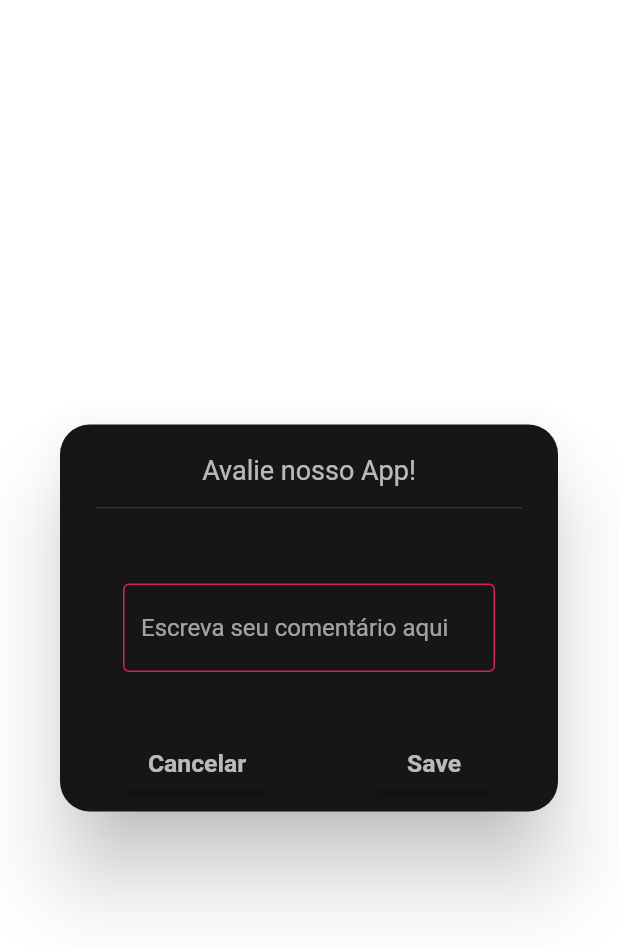
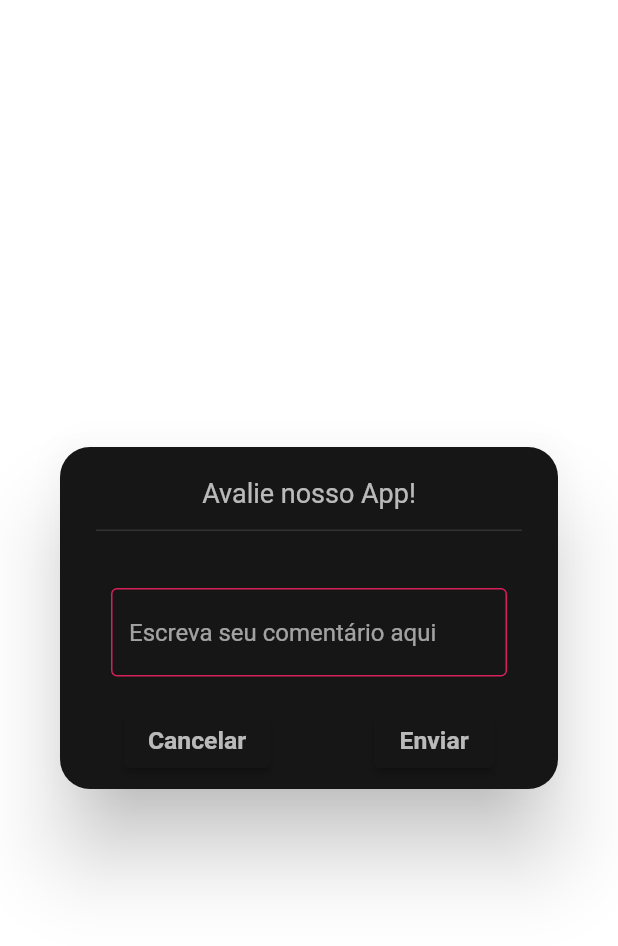
Before and after one commit to carlosctu/HabitsNow, a Flutter app: the NavigationDrawer widget shown alone on an empty page, opened directly, after a tap on "Avalie o aplicativo", on a phone screen of 412 x 824 dp. Shown: the top 946 px of the screen. Run offline on Flutter 3.47's test engine with Material 2 defaults, Android fonts, the phone set to English and light mode, and no system bars; our stand-ins replace sqflite, table_calendar, url_launcher_web; accounts and stored records are empty.

Commit message:
[REFACTOR] Refatored db

```diff
--- a/lib/presenter/home/db/note.dart
+++ b/lib/presenter/home/db/review.dart
@@ -1,6 +1,6 @@
-final String tableNotes = 'notes';
+final String tableReviews = 'notes';
 
-class NoteFields {
+class ReviewsFields {
   static final List<String> values = [
     /// Add all fields
     id, isImportant, number, title, description, time
@@ -14,7 +14,7 @@ class NoteFields {
   static final String time = 'time';
 }
 
-class Note {
+class Review {
   final int? id;
   final bool isImportant;
   final int number;
@@ -22,7 +22,7 @@ class Note {
   final String description;
   final DateTime createdTime;
 
-  const Note({
+  const Review({
     this.id,
     required this.isImportant,
     required this.number,
@@ -31,7 +31,7 @@ class Note {
     required this.createdTime,
   });
 
-  Note copy({
+  Review copy({
     int? id,
     bool? isImportant,
     int? number,
@@ -39,7 +39,7 @@ class Note {
     String? description,
     DateTime? createdTime,
   }) =>
-      Note(
+      Review(
         id: id ?? this.id,
         isImportant: isImportant ?? this.isImportant,
         number: number ?? this.number,
@@ -48,21 +48,21 @@ class Note {
         createdTime: createdTime ?? this.createdTime,
       );
 
-  static Note fromJson(Map<String, Object?> json) => Note(
-        id: json[NoteFields.id] as int?,
-        isImportant: json[NoteFields.isImportant] == 1,
-        number: json[NoteFields.number] as int,
-        title: json[NoteFields.title] as String,
-        description: json[NoteFields.description] as String,
-        createdTime: DateTime.parse(json[NoteFields.time] as String),
+  static Review fromJson(Map<String, Object?> json) => Review(
+        id: json[ReviewsFields.id] as int?,
+        isImportant: json[ReviewsFields.isImportant] == 1,
+        number: json[ReviewsFields.number] as int,
+        title: json[ReviewsFields.title] as String,
+        description: json[ReviewsFields.description] as String,
+        createdTime: DateTime.parse(json[ReviewsFields.time] as String),
       );
 
   Map<String, Object?> toJson() => {
-        NoteFields.id: id,
-        NoteFields.title: title,
-        NoteFields.isImportant: isImportant ? 1 : 0,
-        NoteFields.number: number,
-        NoteFields.description: description,
-        NoteFields.time: createdTime.toIso8601String(),
+        ReviewsFields.id: id,
+        ReviewsFields.title: title,
+        ReviewsFields.isImportant: isImportant ? 1 : 0,
+        ReviewsFields.number: number,
+        ReviewsFields.description: description,
+        ReviewsFields.time: createdTime.toIso8601String(),
       };
 }
--- a/lib/presenter/home/db/pages/note_edit_widget.dart
+++ b/lib/presenter/home/db/widgets/rate_us_alert_box.dart
@@ -1,23 +1,21 @@
 import 'package:flutter/material.dart';
+import '../database.dart';
+import '../review.dart';
+import 'rate_us_form.dart';
+import '../pages/reviews_page.dart';
 
-// import '../db/notes_database_draft.dart';
-import '../database.dart';
-import '../note.dart';
-import '../widgets/rateus_box.dart';
-import 'notes_page.dart';
+class RateUsAlexBox extends StatefulWidget {
+  final Review? note;
 
-class AddEditNotePage extends StatefulWidget {
-  final Note? note;
-
-  const AddEditNotePage({
+  const RateUsAlexBox({
     Key? key,
     this.note,
   }) : super(key: key);
   @override
-  _AddEditNotePageState createState() => _AddEditNotePageState();
+  _RateUsAlexBoxState createState() => _RateUsAlexBoxState();
 }
 
-class _AddEditNotePageState extends State<AddEditNotePage> {
+class _RateUsAlexBoxState extends State<RateUsAlexBox> {
   final _formKey = GlobalKey<FormState>();
   late bool isImportant;
   late int number;
@@ -40,9 +38,9 @@ class _AddEditNotePageState extends State<AddEditNotePage> {
         shape: RoundedRectangleBorder(
           borderRadius: BorderRadius.circular(20),
         ),
-        content: Container(
+        content: SizedBox(
           width: MediaQuery.of(context).size.width,
-          height: 150,
+          height: 120,
           child: Wrap(
             children: [
               Column(
@@ -68,7 +66,7 @@ class _AddEditNotePageState extends State<AddEditNotePage> {
                   ),
                   Form(
                     key: _formKey,
-                    child: NoteFormWidget(
+                    child: RateUsForm(
                       isImportant: isImportant,
                       number: number,
                       title: title,
@@ -104,7 +102,7 @@ class _AddEditNotePageState extends State<AddEditNotePage> {
                   style: TextStyle(
                     fontSize: 16.5,
                     fontWeight: FontWeight.bold,
-                    color: Colors.white70
+                    color: Colors.white70,
                   ),
                 ),
               ),
@@ -114,27 +112,6 @@ class _AddEditNotePageState extends State<AddEditNotePage> {
         ],
       );
 
-  // Scaffold(
-  //       appBar: AppBar(
-  //         actions: [buildButton()],
-  //       ),
-  //       body: Form(
-  //         key: _formKey,
-  //         child: NoteFormWidget(
-  //           isImportant: isImportant,
-  //           number: number,
-  //           title: title,
-  //           description: description,
-  //           onChangedImportant: (isImportant) =>
-  //               setState(() => this.isImportant = isImportant),
-  //           onChangedNumber: (number) => setState(() => this.number = number),
-  //           onChangedTitle: (title) => setState(() => this.title = title),
-  //           onChangedDescription: (description) =>
-  //               setState(() => this.description = description),
-  //         ),
-  //       ),
-  //     );
-
   Widget buildButton() {
     final isFormValid = title.isNotEmpty && description.isNotEmpty;
     return SizedBox(
@@ -143,16 +120,16 @@ class _AddEditNotePageState extends State<AddEditNotePage> {
         style: ElevatedButton.styleFrom(
           onPrimary: Colors.white,
           primary: isFormValid
-              ? Color.fromARGB(255, 213, 32, 89)
+              ? const Color.fromARGB(255, 213, 32, 89)
               : const Color.fromARGB(255, 22, 22, 22),
         ),
         onPressed: addOrUpdateNote,
         child: const Text(
-          'Save',
+          'Enviar',
           style: TextStyle(
             fontSize: 16.5,
             fontWeight: FontWeight.bold,
-            color: Colors.white70
+            color: Colors.white70,
           ),
         ),
       ),
@@ -171,8 +148,7 @@ class _AddEditNotePageState extends State<AddEditNotePage> {
         await addNote();
       }
 
-      Navigator.of(context)
-          .push(MaterialPageRoute(builder: (context) => NotesPage()));
+      Navigator.of(context).pop();
     }
   }
 
@@ -184,11 +160,11 @@ class _AddEditNotePageState extends State<AddEditNotePage> {
       description: description,
     );
 
-    await NotesDatabase.instance.update(note);
+    await ReviewsDatabase.instance.updateReviews(note);
   }
 
   Future addNote() async {
-    final note = Note(
+    final note = Review(
       title: "Anonimo",
       isImportant: true,
       number: number,
@@ -196,6 +172,6 @@ class _AddEditNotePageState extends State<AddEditNotePage> {
       createdTime: DateTime.now(),
     );
 
-    await NotesDatabase.instance.create(note);
+    await ReviewsDatabase.instance.create(note);
   }
 }
--- a/lib/presenter/home/db/widgets/rateus_box.dart
+++ b/lib/presenter/home/db/widgets/rate_us_form.dart
@@ -1,6 +1,6 @@
 import 'package:flutter/material.dart';
 
-class NoteFormWidget extends StatelessWidget {
+class RateUsForm extends StatelessWidget {
   final bool? isImportant;
   final int? number;
   final String? title;
@@ -10,7 +10,7 @@ class NoteFormWidget extends StatelessWidget {
   final ValueChanged<String> onChangedTitle;
   final ValueChanged<String> onChangedDescription;
 
-  const NoteFormWidget({
+  const RateUsForm({
     Key? key,
     this.isImportant = false,
     this.number = 0,
@@ -25,29 +25,11 @@ class NoteFormWidget extends StatelessWidget {
   @override
   Widget build(BuildContext context) => SingleChildScrollView(
         child: Padding(
-          padding: EdgeInsets.all(18),
+          padding: const EdgeInsets.all(10),
           child: Column(
             mainAxisSize: MainAxisSize.min,
             children: [
-              // Row(
-              // children: [
-              // Switch(
-              //   value: isImportant ?? false,
-              //   onChanged: onChangedImportant,
-              // ),
-              // Expanded(
-              //   child: Slider(
-              //     value: (number ?? 0).toDouble(),
-              //     min: 0,
-              //     max: 3,
-              //     divisions: 5,
-              //     onChanged: (number) => onChangedNumber(number.toInt()),
-              //   ),
-              // )
-              // ],
-              // ),
-              // buildTitle(),
-              const SizedBox(height: 32),
+              const SizedBox(height: 28),
               buildDescription(),
               // const SizedBox(height: 8),
             ],
@@ -55,25 +37,7 @@ class NoteFormWidget extends StatelessWidget {
         ),
       );
 
-  // Widget buildTitle() => TextFormField(
-  //       maxLines: 1,
-  //       initialValue: "title",
-  //       style: const TextStyle(
-  //         color: Colors.white70,
-  //         fontSize: 16.5,
-  //       ),
-  //       decoration: const InputDecoration(
-  //         border: InputBorder.none,
-  //         hintText: 'Seu nome',
-  //         hintStyle: TextStyle(color: Colors.white70),
-  //       ),
-  //       validator: (title) =>
-  //           title != null && title.isEmpty ? 'Nome não pode estar vazio' : null,
-  //       onChanged: onChangedTitle,
-  //     );
-
   Widget buildDescription() => TextFormField(
-        // maxLines: 2,
         initialValue: description,
         style: const TextStyle(
           color: Colors.white60,
--- a/lib/presenter/home/sidebar/navigation_drawer.dart
+++ b/lib/presenter/home/sidebar/navigation_drawer.dart
@@ -1,7 +1,8 @@
 import 'package:flutter/material.dart';
 import 'package:url_launcher/url_launcher.dart';
 import '../../core/colors.dart';
-import '../db/pages/note_edit_widget.dart';
+import '../db/pages/reviews_page.dart';
+import '../db/widgets/rate_us_alert_box.dart';
 import 'widgets/navigation_item.dart';
 import 'package:intl/intl.dart';
 import 'package:intl/date_symbol_data_local.dart';
@@ -72,7 +73,7 @@ class _NavigationDrawerState extends State<NavigationDrawer> {
                       icon: Icons.category_outlined,
                       onClicked: () {}),
                   Container(
-                    height: 15,
+                    height: 12,
                     decoration: const BoxDecoration(
                       border: Border(
                         bottom: BorderSide(
@@ -83,24 +84,22 @@ class _NavigationDrawerState extends State<NavigationDrawer> {
                       ),
                     ),
                   ),
-                  buildSideBarItem(context,
-                      item: NavigationItem.customize,
-                      text: 'Personalizar',
-                      icon: Icons.color_lens_outlined,
-                      onClicked: () {}),
-                  buildSideBarItem(context,
+                  buildSideBarItem(
+                    context,
                     item: NavigationItem.configurations,
                     text: 'Configurações',
-                      icon: Icons.tune_outlined, onClicked: () {
+                    icon: Icons.tune_outlined,
+                    onClicked: () {
                       Navigator.push(
                         context,
                         MaterialPageRoute(
                           builder: (context) => const ConfigurationPage(),
                         ),
                       );
-                  }),
+                    },
+                  ),
                   Container(
-                    height: 15,
+                    height: 12,
                     decoration: const BoxDecoration(
                       border: Border(
                         bottom: BorderSide(
@@ -111,10 +110,12 @@ class _NavigationDrawerState extends State<NavigationDrawer> {
                       ),
                     ),
                   ),
-                  buildSideBarItem(context,
+                  buildSideBarItem(
+                    context,
                     item: NavigationItem.becomePremium,
                     text: 'Obtenha Premium',
-                      icon: Icons.verified_outlined, onClicked: () {
+                    icon: Icons.verified_outlined,
+                    onClicked: () {
                       BePremium alert = const BePremium();
                       showDialog(
                         context: context,
@@ -122,27 +123,37 @@ class _NavigationDrawerState extends State<NavigationDrawer> {
                           return alert;
                         },
                       );
-                  }),
-                  buildSideBarItem(context,
+                    },
+                  ),
+                  buildSideBarItem(
+                    context,
                     item: NavigationItem.rateUs,
                     text: 'Avalie o aplicativo',
-                      icon: Icons.rate_review,
+                    icon: Icons.rate_review_outlined,
                     // ignore: avoid_print
                     onClicked: () {
                       Navigator.push(
                         context,
                         MaterialPageRoute(
-                        builder: (context) => const AddEditNotePage(),
+                          builder: (context) => const RateUsAlexBox(),
                         ),
                       );
-                    // RateOurApp alert = const RateOurApp();
-                    // showDialog(
-                    //   context: context,
-                    //   builder: (BuildContext context) {
-                    //     return alert;
-                    //   },
-                    // );
-                  }),
+                    },
+                  ),
+                  buildSideBarItem(
+                    context,
+                    item: NavigationItem.customize,
+                    text: 'Reviews',
+                    icon: Icons.reviews_outlined,
+                    onClicked: () {
+                      Navigator.push(
+                        context,
+                        MaterialPageRoute(
+                          builder: (context) => const ReviewsPage(),
+                        ),
+                      );
+                    },
+                  ),
                   buildSideBarItem(context,
                       item: NavigationItem.contactUs,
                       text: 'Contate-nos',
```
Also changed, not shown: lib/presenter/home/db/database.dart (+29 -39 lines), lib/presenter/home/db/pages/edit_delete_review.dart (renamed from lib/presenter/home/db/pages/note_detail_page.dart, +6 -6 lines), lib/presenter/home/db/pages/reviews_page.dart (renamed from lib/presenter/home/db/pages/notes_page.dart, +30 -42 lines), lib/presenter/home/db/widgets/review_card_widget.dart (renamed from lib/presenter/home/db/widgets/note_card_widget.dart, +27 -24 lines), lib/presenter/home/sidebar/widgets/alex_box_rateourapp.dart (+4 -5 lines). Lines whose indentation alone changed are shown as unchanged.
